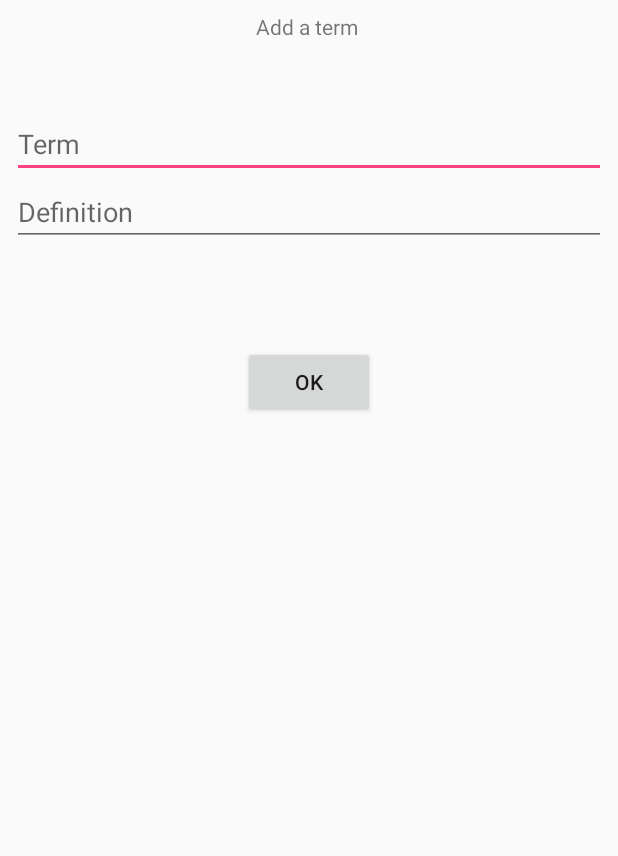
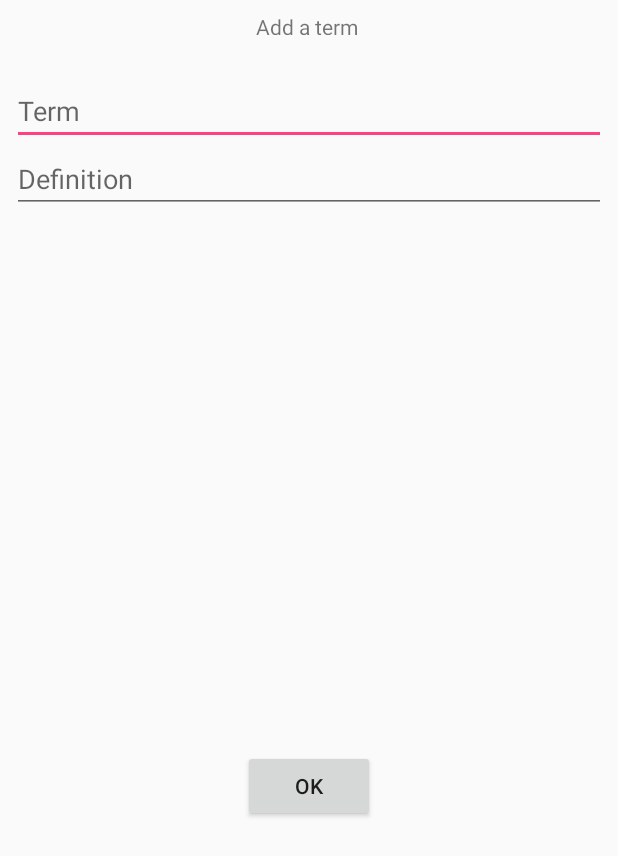
Before and after one commit to JoshRodstein/jor94_triviagame2, an Android app: the layout activity_addterm.xml on its own in the app's theme, with its tools: preview values and no code run, on a phone screen of 412 x 824 dp. Shown: the top 856 px of the screen. Run offline under Robolectric (Android 15) with nearby library versions, the phone set to English and light mode, and no system bars.

Commit message:
Fixed highScore notification on login/ added dialog to add terms

```diff
--- a/app/src/main/AndroidManifest.xml
+++ b/app/src/main/AndroidManifest.xml
@@ -34,7 +34,8 @@
         <service android:enabled="true"
             android:name="edu.pitt.cs1699.jor94_triviagame2.ChildEventListener"/>
         <activity android:name=".TriviaActivity"/>
-        <activity android:name=".addtermActivity"/>
+        <activity android:name=".addtermActivity"
+                  android:theme="@android:style/Theme.Holo.Dialog"/>
         <activity android:name=".ScoreHistoryActivity"/>
 
     </application>
--- a/app/src/main/java/edu/pitt/cs1699/jor94_triviagame2/LoginActivity.java
+++ b/app/src/main/java/edu/pitt/cs1699/jor94_triviagame2/LoginActivity.java
@@ -92,7 +92,7 @@ public class LoginActivity extends AppCompatActivity {
                 .addApi(Auth.GOOGLE_SIGN_IN_API, options)
                 .build();
         mAuth = com.google.firebase.auth.FirebaseAuth.getInstance();
-        startService(new Intent(this, ChildEventListener.class));
+
 
     }
 
@@ -127,6 +127,7 @@ public class LoginActivity extends AppCompatActivity {
             }
         });
         authTrack = true;
+
     }
 
     protected void onActivityResult(int requestCode, int resultCode, Intent data) {
@@ -181,6 +182,7 @@ public class LoginActivity extends AppCompatActivity {
 
         if (authTrack == true || mAuth.getCurrentUser() != null) {
             Intent intent = new Intent(this, StartActivity.class);
+            startService(new Intent(this, ChildEventListener.class));
             startActivity(intent);
 
         }
--- a/app/src/main/java/edu/pitt/cs1699/jor94_triviagame2/addtermActivity.java
+++ b/app/src/main/java/edu/pitt/cs1699/jor94_triviagame2/addtermActivity.java
@@ -9,6 +9,7 @@
 
 package edu.pitt.cs1699.jor94_triviagame2;
 
+import android.app.Activity;
 import android.os.Bundle;
 import android.support.v7.app.AppCompatActivity;
 import android.util.Log;
@@ -18,7 +19,7 @@ import android.widget.EditText;
 import java.io.FileOutputStream;
 import java.io.IOException;
 
-public class addtermActivity extends AppCompatActivity {
+public class addtermActivity extends Activity {
     DatabaseHelper db;
     @Override
     protected void onCreate(Bundle savedInstanceState) {
--- a/app/src/main/res/layout/activity_addterm.xml
+++ b/app/src/main/res/layout/activity_addterm.xml
@@ -14,14 +14,14 @@
         android:layout_marginEnd="8dp"
         android:layout_marginStart="8dp"
         android:layout_marginTop="8dp"
-        android:text="OK"
         android:clickable="true"
         android:onClick="ok_onClick"
+        android:text="OK"
         app:layout_constraintBottom_toBottomOf="parent"
         app:layout_constraintEnd_toEndOf="parent"
         app:layout_constraintStart_toStartOf="parent"
-        app:layout_constraintTop_toTopOf="parent"
-        app:layout_constraintVertical_bias="0.293" />
+        app:layout_constraintTop_toTopOf="@+id/title_text"
+        app:layout_constraintVertical_bias="0.644" />
 
     <TextView
         android:id="@+id/title_text"
@@ -42,17 +42,14 @@
         android:id="@+id/linearLayout3"
         android:layout_width="match_parent"
         android:layout_height="198dp"
-        android:layout_marginBottom="8dp"
         android:layout_marginEnd="8dp"
         android:layout_marginStart="8dp"
-        android:layout_marginTop="8dp"
+        android:layout_marginTop="28dp"
         android:orientation="vertical"
-        app:layout_constraintBottom_toBottomOf="parent"
         app:layout_constraintEnd_toEndOf="parent"
         app:layout_constraintHorizontal_bias="0.0"
         app:layout_constraintStart_toStartOf="parent"
-        app:layout_constraintTop_toTopOf="parent"
-        app:layout_constraintVertical_bias="0.107">
+        app:layout_constraintTop_toBottomOf="@+id/title_text">
 
         <EditText
             android:id="@+id/addterm_edittext"
```
Also changed, not shown: app/src/main/java/edu/pitt/cs1699/jor94_triviagame2/ChildEventListener.java (+32 -12 lines), app/src/main/java/edu/pitt/cs1699/jor94_triviagame2/StartActivity.java (+0 -8 lines), app/src/main/java/edu/pitt/cs1699/jor94_triviagame2/addtermDialog.java (added, +34 -0 lines), app/src/main/res/layout/dialog_addterm.xml (added, +41 -0 lines).
